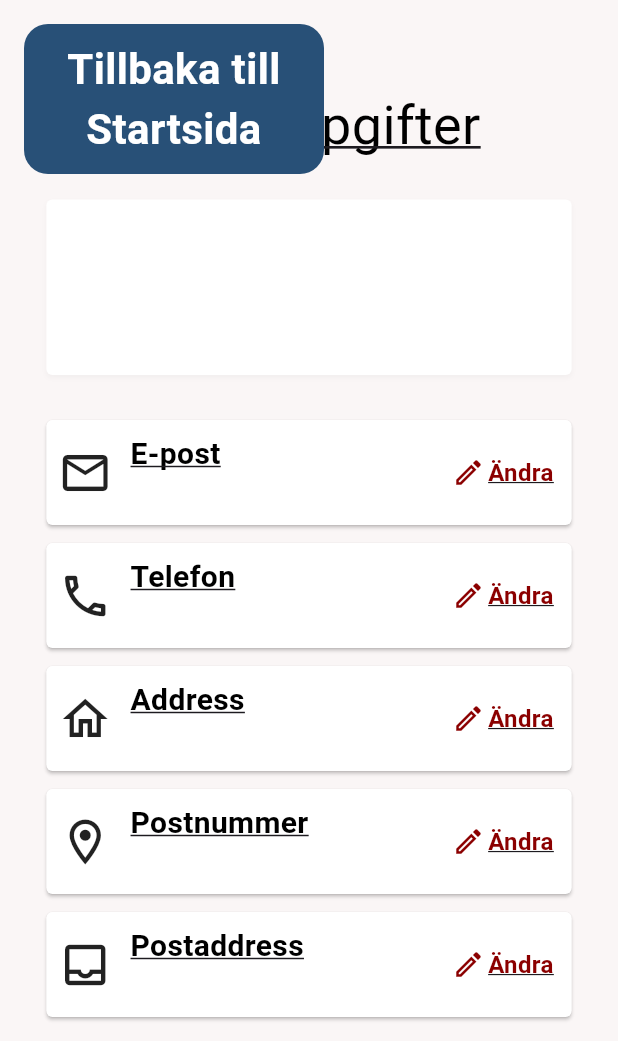
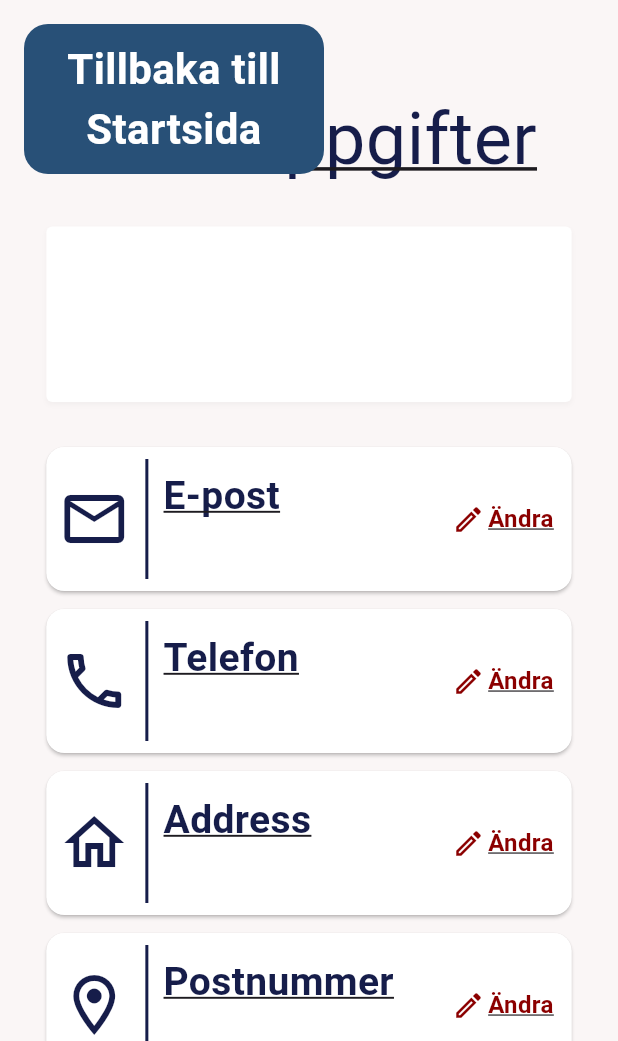
Before and after one commit to lo-gen/projekt_grupp34, a Flutter app: the Kontosida screen opened directly, on a phone screen of 412 x 824 dp, the part 195-1236 px from its top. Run offline on Flutter 3.47's test engine with Material 3 defaults, Android fonts, the light colour scheme and no system bars; our stand-ins replace google_fonts; accounts and stored records are empty; network calls fail.

Commit message:
Changed color to darker blue in kontosida

```diff
--- a/lib/app_theme.dart
+++ b/lib/app_theme.dart
@@ -4,6 +4,7 @@ import 'package:google_fonts/google_fonts.dart';
 
 class AppTheme {
     //Colors
+    static const Color darkestblue = Color.fromARGB(255, 22, 29, 74);
     static const Color darkblue = Color.fromARGB(255, 40, 80, 119);
     static const Color ligtblue = Color.fromARGB(255, 31, 111, 139);
     static const Color white = Color.fromARGB(255, 255, 255, 255);
--- a/lib/pages/kontosida.dart
+++ b/lib/pages/kontosida.dart
@@ -63,18 +63,31 @@ class _KontosidaState extends State<Kontosida> {
     required VoidCallback onEdit,
   }) {
     return Card(
+
       color: Colors.white,
       margin: const EdgeInsets.symmetric(vertical: 6, horizontal: 0),
       elevation: 1,
-      shape: RoundedRectangleBorder(borderRadius: BorderRadius.circular(4)),
+      /* shape: RoundedRectangleBorder(
+      borderRadius: BorderRadius.circular(2),
+      side: BorderSide(
+        color: AppTheme.darkestblue,
+        width: 2,
+      ),
+      ), */
       child: Padding(
       padding: const EdgeInsets.symmetric(vertical: 8, horizontal: 0),
       child: Row(
         crossAxisAlignment: CrossAxisAlignment.center,
         children: [
         const SizedBox(width: 8),
-            Icon(icon, size: 36, color: Colors.black87),
-            const SizedBox(width: 12),
+        Icon(icon, size: 48, color: AppTheme.darkestblue),
+        const SizedBox(width: 10),
+        Container(
+          width: 2,
+          height: 80,
+          color: AppTheme.darkestblue,
+        ),
+        const SizedBox(width: 10),
         Expanded(
           child: Column(
           crossAxisAlignment: CrossAxisAlignment.start,
@@ -83,15 +96,15 @@ class _KontosidaState extends State<Kontosida> {
             title,
             style: const TextStyle(
               fontWeight: FontWeight.bold,
-                      fontSize: 20,
+              fontSize: 26,
               decoration: TextDecoration.underline,
-                      color: Colors.black,
+              color: AppTheme.darkestblue,
             ),
             ),
             const SizedBox(height: 2),
             Text(
             info,
-                    style: const TextStyle(fontSize: 16, color: Colors.black),
+            style: const TextStyle(fontSize: 20, color: AppTheme.darkestblue),
             ),
           ],
           ),
@@ -162,10 +175,10 @@ class _KontosidaState extends State<Kontosida> {
                             const Text(
                               "Dina uppgifter",
                               style: TextStyle(
-                                fontSize: 36,
+                                fontSize: 48,
                                 fontWeight: FontWeight.w400,
                                 decoration: TextDecoration.underline,
-                                color: Colors.black,
+                                color: AppTheme.darkestblue,
                               ),
                               textAlign: TextAlign.center,
                             ),
@@ -194,7 +207,7 @@ class _KontosidaState extends State<Kontosida> {
                                   style: const TextStyle(
                                     fontSize: 48,
                                     fontWeight: FontWeight.w400,
-                                    color: Colors.black,
+                                    color: AppTheme.darkestblue,
                                   ),
                                 ),
                               ),
--- a/lib/widgets/footer.dart
+++ b/lib/widgets/footer.dart
@@ -18,6 +18,7 @@ class Footer extends StatelessWidget {
           Expanded(
             child: Row(
               crossAxisAlignment: CrossAxisAlignment.end,
+              mainAxisAlignment: MainAxisAlignment.center,
               children: [
                 SizedBox(width: AppTheme.paddingHuge),
                 Column(
```
Also changed, not shown: lib/pages/listor.dart (added). Lines whose indentation alone changed are shown as unchanged.
